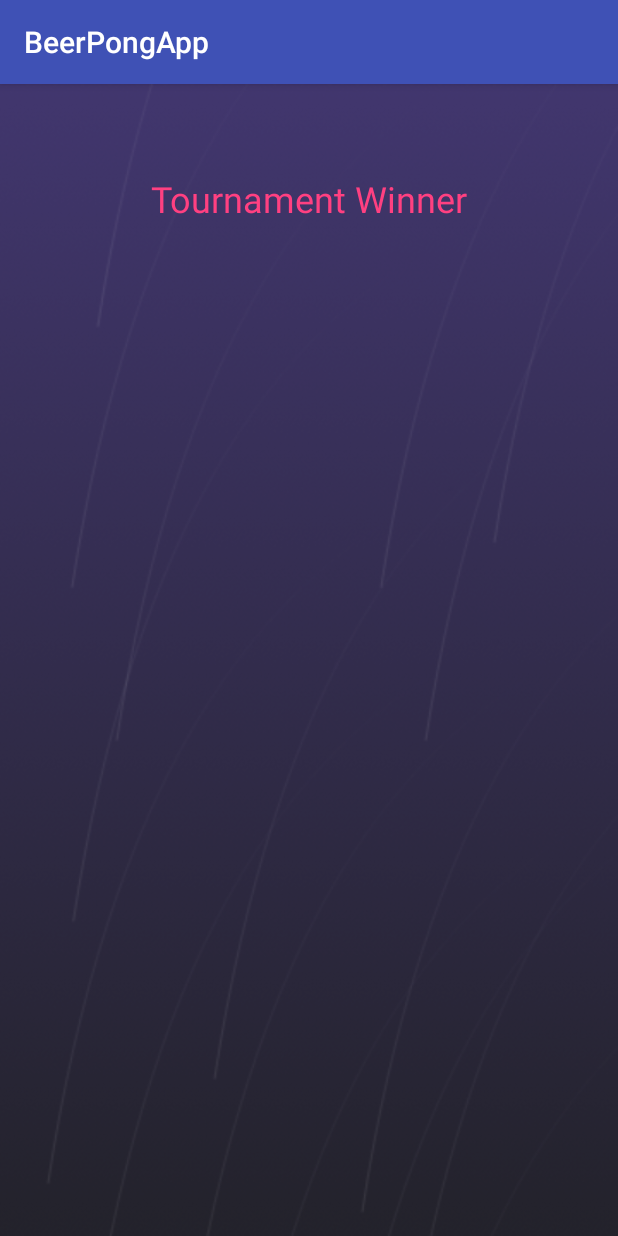
After one commit to JacobSogaard/BeerPongApp, an Android app: the end_tournament_activity screen opened directly, with no data from a screen before it, on a phone screen of 412 x 824 dp. The commit adds this screen. Run offline under Robolectric (Android 15) with nearby library versions, the phone set to English and light mode, and no system bars; our stand-ins replace ButterKnife.

Commit message:
Now shows tournament winner at the end. Noticed an error with displaying name of current round.

```diff
--- a/app/src/main/AndroidManifest.xml
+++ b/app/src/main/AndroidManifest.xml
@@ -18,7 +18,8 @@
                 <category android:name="android.intent.category.LAUNCHER" />
             </intent-filter>
         </activity>
-        <activity android:name=".Statistics"></activity>
+        <activity android:name=".Statistics" />
+        <activity android:name=".end_tournament_activity"></activity>
     </application>
 
 </manifest>
--- /dev/null
+++ b/app/src/main/java/app/beerpong/beerpongapp/end_tournament_activity.java
@@ -0,0 +1,32 @@
+package app.beerpong.beerpongapp;
+
+import android.content.Intent;
+import android.support.v7.app.AppCompatActivity;
+import android.os.Bundle;
+import android.widget.TextView;
+
+import butterknife.BindView;
+import butterknife.ButterKnife;
+
+public class end_tournament_activity extends AppCompatActivity {
+
+    @BindView(R.id.winnerTW)
+    public TextView winnerTW;
+
+    private String winner = "No winner found";
+
+    @Override
+    protected void onCreate(Bundle savedInstanceState) {
+        super.onCreate(savedInstanceState);
+        setContentView(R.layout.activity_end_tournament_activity);
+        Intent i = getIntent();
+        ButterKnife.bind(this);
+
+
+        if (i != null) {
+            //Winner extra is apparently null... It put in current_match_activity in nextMatch()
+            this.winner = i.getStringExtra("winner");
+            this.winnerTW.setText(this.winner);
+        }
+    }
+}
--- a/app/src/main/res/layout/activity_add_teams_activity.xml
+++ b/app/src/main/res/layout/activity_add_teams_activity.xml
@@ -54,7 +54,8 @@
         <ListView
             android:id="@+id/teamsLView"
             android:layout_width="wrap_content"
-            android:layout_height="280dp">
+            android:layout_height="280dp"
+            android:text="@color/colorPrimaryDark">
 
         </ListView>
 
--- /dev/null
+++ b/app/src/main/res/layout/activity_end_tournament_activity.xml
@@ -0,0 +1,32 @@
+<?xml version="1.0" encoding="utf-8"?>
+<android.support.constraint.ConstraintLayout xmlns:android="http://schemas.android.com/apk/res/android"
+    android:layout_width="match_parent"
+    android:layout_height="match_parent"
+    android:minHeight="28dp"
+    android:background="@drawable/bg">
+
+    <LinearLayout
+        android:layout_width="match_parent"
+        android:layout_height="match_parent"
+        android:orientation="vertical">
+
+        <TextView
+            android:id="@+id/titleTW"
+            android:layout_width="match_parent"
+            android:layout_height="wrap_content"
+            android:gravity="center"
+            android:paddingBottom="50dp"
+            android:paddingTop="60dp"
+            android:text="@string/win_title"
+            android:textColor="@color/colorAccent"
+            android:textSize="24sp" />
+
+        <TextView
+            android:id="@+id/winnerTW"
+            android:layout_width="match_parent"
+            android:layout_height="wrap_content"
+            android:gravity="center"
+            android:textColor="@color/colorAccent"
+            android:textSize="30sp" />
+    </LinearLayout>
+</android.support.constraint.ConstraintLayout>
--- a/app/src/main/res/values/strings.xml
+++ b/app/src/main/res/values/strings.xml
@@ -12,4 +12,5 @@
     <string name="add_team">Add Team</string>
     <string name="team_name">Team Name</string>
     <string name="start">Start</string>
+    <string name="win_title">Tournament Winner</string>
 </resources>
--- a/build.gradle
+++ b/build.gradle
@@ -7,7 +7,7 @@ buildscript {
         jcenter()
     }
     dependencies {
-        classpath 'com.android.tools.build:gradle:3.1.2'
+        classpath 'com.android.tools.build:gradle:3.1.3'
 
 
         // NOTE: Do not place your application dependencies here; they belong
```
Also changed, not shown: app/src/main/java/app/beerpong/beerpongapp/current_match_activity.java (+16 -10 lines).
